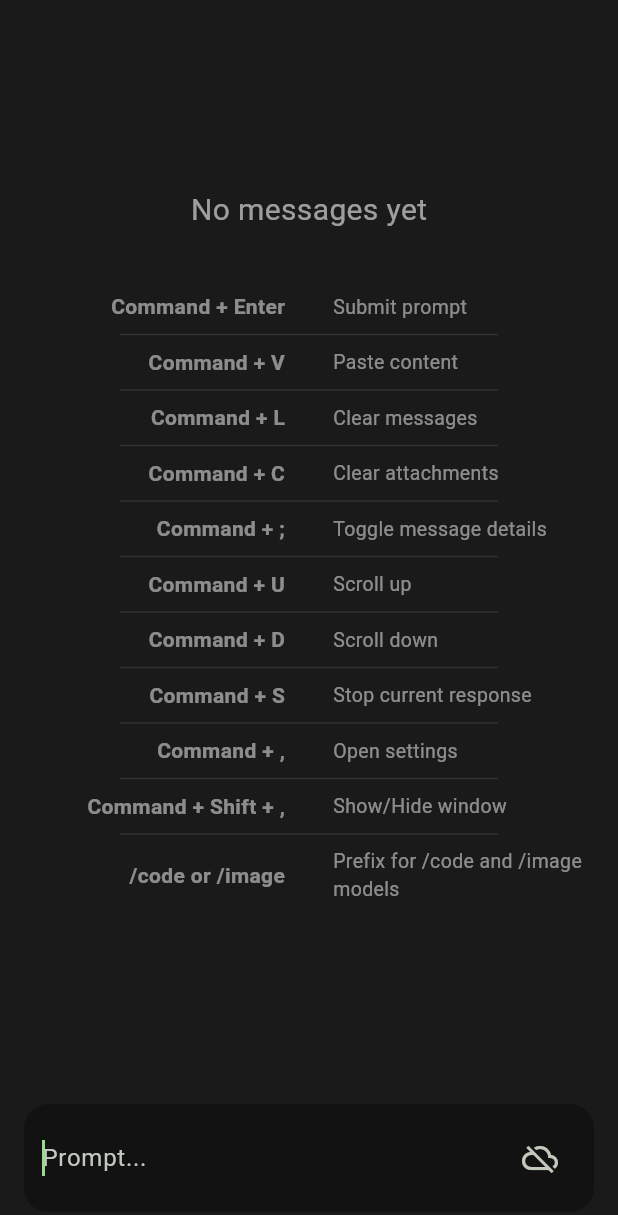
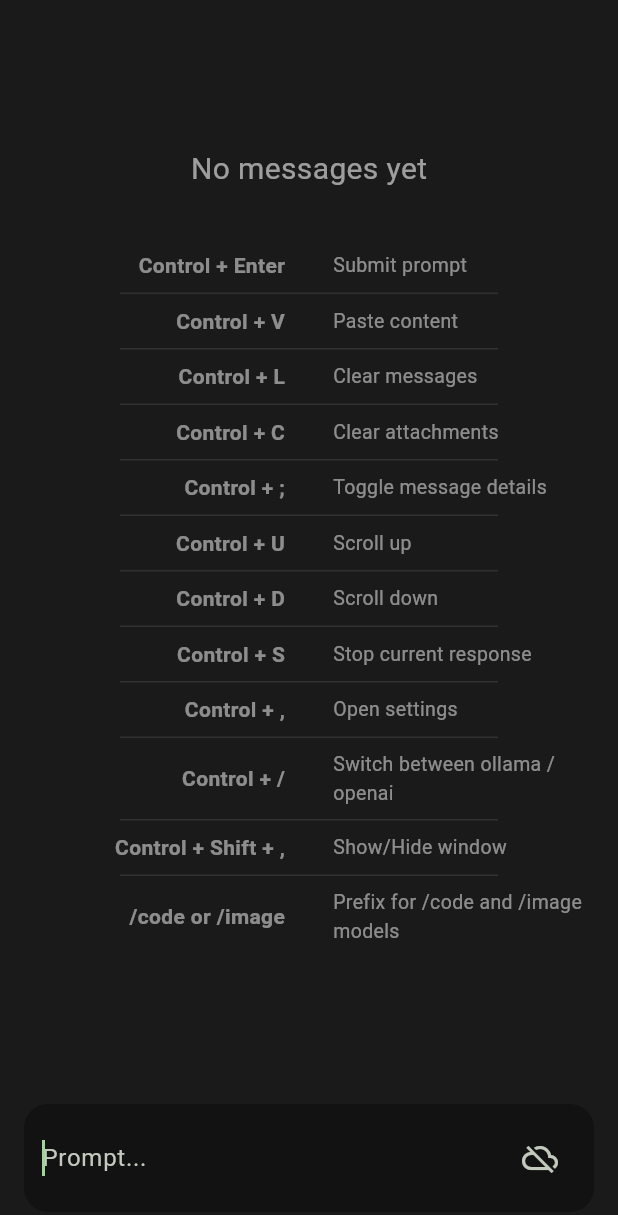
Before and after one commit to alanfortlink/misc, a Flutter app: the screen it shows after launch, on a phone screen of 412 x 824 dp. Shown: the top 1215 px of the screen. Run offline on Flutter 3.47's test engine with Material 3 defaults, Android fonts, the phone set to English and light mode, and no system bars; our stand-ins replace flutter_animate, flutter_markdown, line_icons, shared_preferences; missing offline and left inert: hotkey_manager, pasteboard, syntax_highlight, tray_manager, window_manager; network calls fail; statements that could not run were skipped.

Commit message:
make it work on windows

```diff
--- a/jarvis_chat/lib/main.dart
+++ b/jarvis_chat/lib/main.dart
@@ -1,3 +1,5 @@
+import 'dart:io';
+
 import 'package:flutter/material.dart';
 import 'package:hotkey_manager/hotkey_manager.dart';
 import 'package:jarvis_chat/main_window.dart';
@@ -26,7 +28,7 @@ Future<void> main(List<String> args) async {
     ),
     center: false,
     backgroundColor: Colors.transparent,
-    skipTaskbar: true,
+    skipTaskbar:  Platform.isMacOS,
     titleBarStyle: TitleBarStyle.hidden,
     windowButtonVisibility: false,
   );
--- a/jarvis_chat/lib/main_window.dart
+++ b/jarvis_chat/lib/main_window.dart
@@ -45,7 +45,10 @@ class _MainWindowState extends State<MainWindow>
   Future<void> _init() async {
     HotKey newChatHotKey = HotKey(
       key: PhysicalKeyboardKey.comma,
-      modifiers: [HotKeyModifier.meta, HotKeyModifier.shift],
+      modifiers: [
+        Platform.isMacOS ? HotKeyModifier.meta : HotKeyModifier.control,
+        HotKeyModifier.shift
+      ],
     );
 
     await hotKeyManager.register(
--- a/jarvis_chat/lib/prompt_panel.dart
+++ b/jarvis_chat/lib/prompt_panel.dart
@@ -119,7 +119,9 @@ class _PromptPanelState extends State<PromptPanel> {
 
       final newHotKey = HotKey(
         key: key,
-        modifiers: [HotKeyModifier.meta],
+        modifiers: [
+          Platform.isMacOS ? HotKeyModifier.meta : HotKeyModifier.control
+        ],
         scope: HotKeyScope.inapp,
       );
 
--- a/jarvis_chat/lib/shortcut_panel.dart
+++ b/jarvis_chat/lib/shortcut_panel.dart
@@ -1,3 +1,5 @@
+import 'dart:io';
+
 import 'package:flutter/material.dart';
 
 class ShortcutInfo {
@@ -10,22 +12,25 @@ class ShortcutInfo {
 class ShortcutPanel extends StatelessWidget {
   ShortcutPanel({super.key});
 
-  final shortcuts = [
-    ShortcutInfo("Command + Enter", "Submit prompt"),
-    ShortcutInfo("Command + V", "Paste content"),
-    ShortcutInfo("Command + L", "Clear messages"),
-    ShortcutInfo("Command + C", "Clear attachments"),
-    ShortcutInfo("Command + ;", "Toggle message details"),
-    ShortcutInfo("Command + U", "Scroll up"),
-    ShortcutInfo("Command + D", "Scroll down"),
-    ShortcutInfo("Command + S", "Stop current response"),
-    ShortcutInfo("Command + ,", "Open settings"),
-    ShortcutInfo("Command + Shift + ,", "Show/Hide window"),
-    ShortcutInfo("/code or /image", "Prefix for /code and /image models"),
-  ];
+  final keyboardKey = Platform.isMacOS ? "Command" : "Control";
 
   @override
   Widget build(BuildContext context) {
+    final shortcuts = [
+      ShortcutInfo("$keyboardKey + Enter", "Submit prompt"),
+      ShortcutInfo("$keyboardKey + V", "Paste content"),
+      ShortcutInfo("$keyboardKey + L", "Clear messages"),
+      ShortcutInfo("$keyboardKey + C", "Clear attachments"),
+      ShortcutInfo("$keyboardKey + ;", "Toggle message details"),
+      ShortcutInfo("$keyboardKey + U", "Scroll up"),
+      ShortcutInfo("$keyboardKey + D", "Scroll down"),
+      ShortcutInfo("$keyboardKey + S", "Stop current response"),
+      ShortcutInfo("$keyboardKey + ,", "Open settings"),
+      ShortcutInfo("$keyboardKey + /", "Switch between ollama / openai"),
+      ShortcutInfo("$keyboardKey + Shift + ,", "Show/Hide window"),
+      ShortcutInfo("/code or /image", "Prefix for /code and /image models"),
+    ];
+
     return Column(
       mainAxisAlignment: MainAxisAlignment.center,
       children: [
```
Also changed, not shown: 1 other file.
